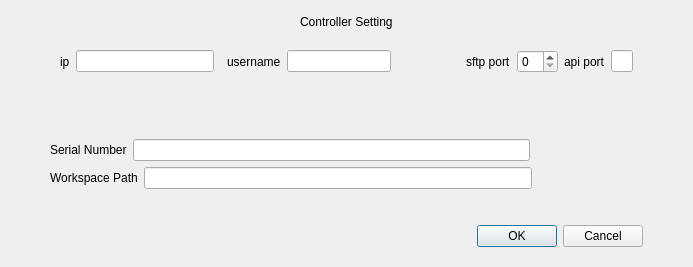
Before: the Qt Designer form RoboEditor/src/ui/ControllerSettings.ui in LetsGoGTR/RoboEditor, drawn with Qt 5.
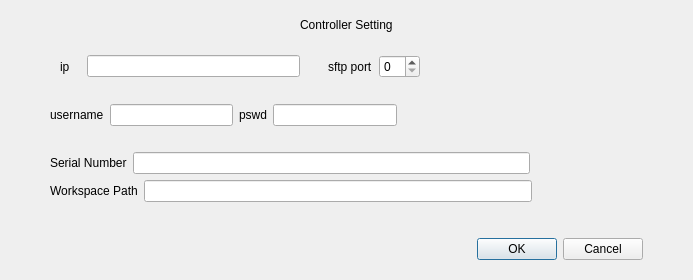
After: the same form once the commit is applied.

The edit to the form file:
```diff
--- a/RoboEditor/src/ui/ControllerSettings.ui
+++ b/RoboEditor/src/ui/ControllerSettings.ui
@@ -7,7 +7,7 @@
     <x>0</x>
     <y>0</y>
     <width>693</width>
-    <height>267</height>
+    <height>280</height>
    </rect>
   </property>
   <property name="windowTitle">
@@ -64,7 +64,7 @@
     </layout>
    </item>
    <item>
-    <layout class="QHBoxLayout" name="horizontalLayout_3" stretch="1,20,1,1,15,10,1,1,1,1">
+    <layout class="QHBoxLayout" name="horizontalLayout_3" stretch="1,10,1,1,1,10">
      <property name="leftMargin">
       <number>10</number>
      </property>
@@ -94,29 +94,6 @@
        </property>
       </spacer>
      </item>
-     <item>
-      <widget class="QLabel" name="label_4">
-       <property name="text">
-        <string>username</string>
-       </property>
-      </widget>
-     </item>
-     <item>
-      <widget class="QLineEdit" name="usernameBox"/>
-     </item>
-     <item>
-      <spacer name="horizontalSpacer_5">
-       <property name="orientation">
-        <enum>Qt::Orientation::Horizontal</enum>
-       </property>
-       <property name="sizeHint" stdset="0">
-        <size>
-         <width>40</width>
-         <height>20</height>
-        </size>
-       </property>
-      </spacer>
-     </item>
      <item>
       <widget class="QLabel" name="label_2">
        <property name="text">
@@ -125,22 +102,32 @@
       </widget>
      </item>
      <item>
-      <widget class="QSpinBox" name="sftpSpinBox"/>
-     </item>
-     <item>
-      <widget class="QLabel" name="label_3">
-       <property name="text">
-        <string>api port</string>
+      <widget class="QSpinBox" name="sftpSpinBox">
+       <property name="sizePolicy">
+        <sizepolicy hsizetype="Expanding" vsizetype="Fixed">
+         <horstretch>0</horstretch>
+         <verstretch>0</verstretch>
+        </sizepolicy>
        </property>
       </widget>
      </item>
      <item>
-      <widget class="QLineEdit" name="apiBox"/>
+      <spacer name="horizontalSpacer_5">
+       <property name="orientation">
+        <enum>Qt::Orientation::Horizontal</enum>
+       </property>
+       <property name="sizeHint" stdset="0">
+        <size>
+         <width>40</width>
+         <height>20</height>
+        </size>
+       </property>
+      </spacer>
      </item>
     </layout>
    </item>
    <item>
-    <layout class="QHBoxLayout" name="horizontalLayout_6">
+    <layout class="QHBoxLayout" name="horizontalLayout_6" stretch="1,5,1,5,10">
      <property name="topMargin">
       <number>20</number>
      </property>
@@ -148,12 +135,38 @@
       <number>20</number>
      </property>
      <item>
-      <widget class="QLabel" name="label_8">
+      <widget class="QLabel" name="label_4">
        <property name="text">
-        <string/>
+        <string>username</string>
        </property>
       </widget>
      </item>
+     <item>
+      <widget class="QLineEdit" name="usernameBox"/>
+     </item>
+     <item>
+      <widget class="QLabel" name="label_3">
+       <property name="text">
+        <string>pswd</string>
+       </property>
+      </widget>
+     </item>
+     <item>
+      <widget class="QLineEdit" name="pswdBox"/>
+     </item>
+     <item>
+      <spacer name="horizontalSpacer_2">
+       <property name="orientation">
+        <enum>Qt::Orientation::Horizontal</enum>
+       </property>
+       <property name="sizeHint" stdset="0">
+        <size>
+         <width>40</width>
+         <height>20</height>
+        </size>
+       </property>
+      </spacer>
+     </item>
     </layout>
    </item>
    <item>
```
